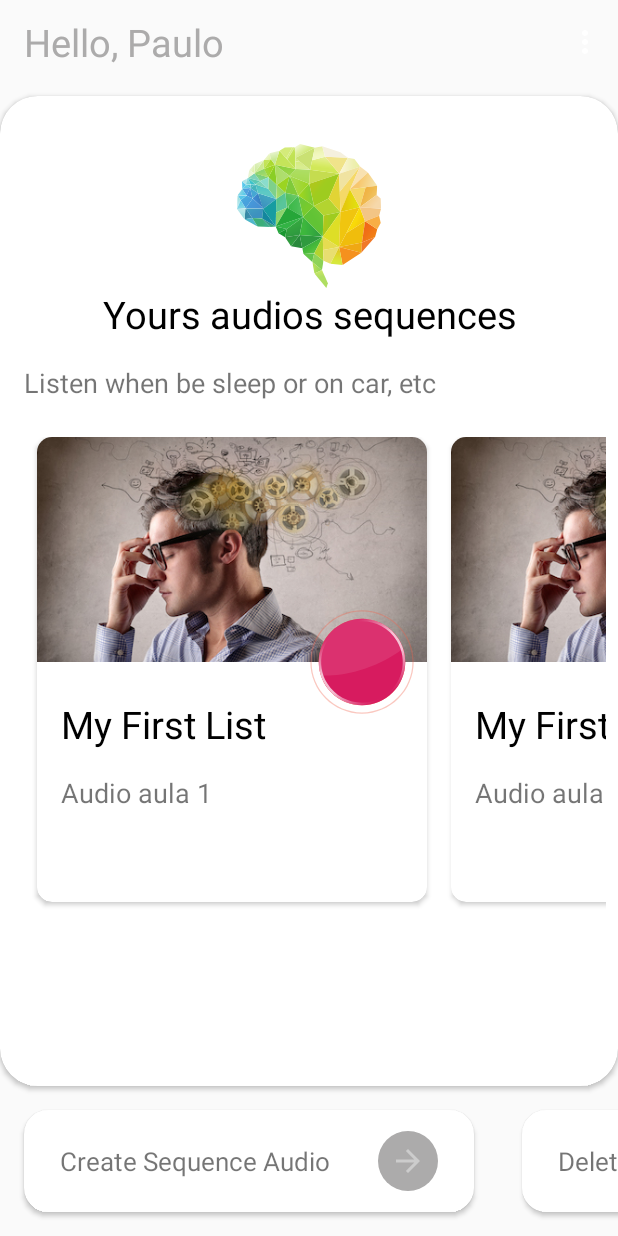
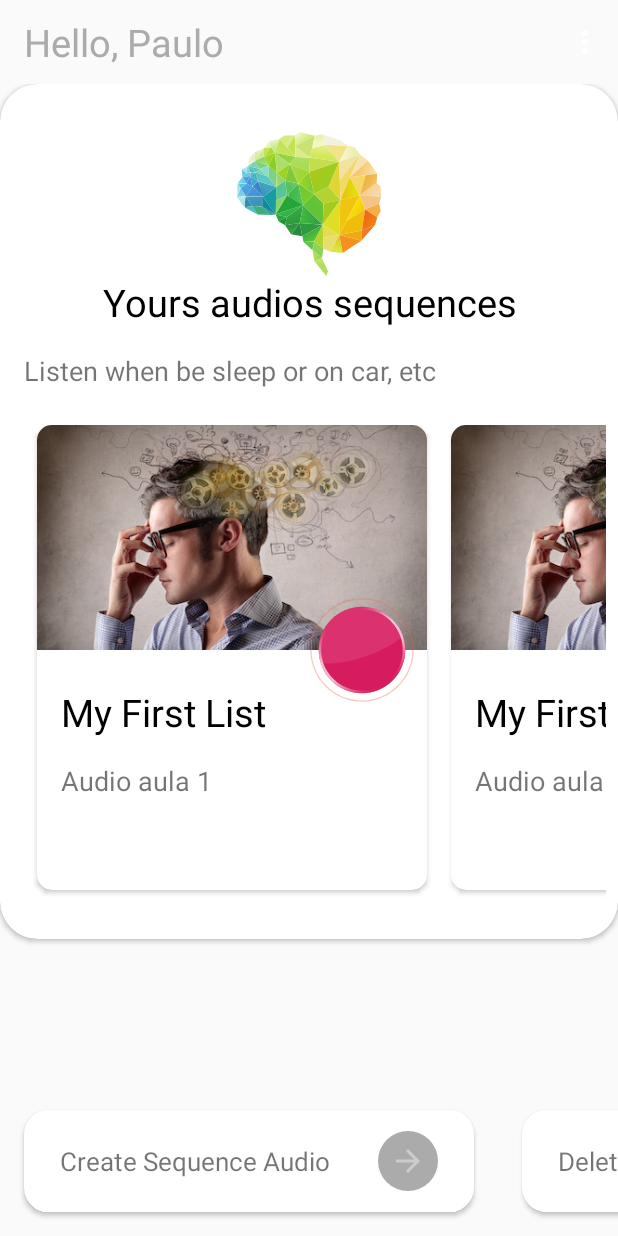
Before and after one commit to PauloLinhares09/MindAudio, an Android app: the screen it shows after launch (MainActivity), after a tap on an icon or button, on a phone screen of 412 x 824 dp. Run offline under Robolectric (Android 15) with nearby library versions, the light colour scheme and no system bars; our stand-ins replace RxJava; 3 statements that could not run were skipped.

Commit message:
motion in main

```diff
--- a/app/src/main/java/com/packapps/ui/MainActivity.kt
+++ b/app/src/main/java/com/packapps/ui/MainActivity.kt
@@ -19,6 +19,8 @@ class MainActivity : AppCompatActivity() {
 
     val presenter : MainActivityPresenter by inject()
 
+    var stateEnd = false
+
     override fun onCreate(savedInstanceState: Bundle?) {
         super.onCreate(savedInstanceState)
         setContentView(R.layout.activity_main)
@@ -28,6 +30,17 @@ class MainActivity : AppCompatActivity() {
 
 //        bindAdapterMain()
         bindAdapterMainOptions()
+
+
+        card.setOnClickListener {
+            if (!stateEnd) {
+                motion.transitionToEnd()
+                stateEnd = true
+            }else{
+                motion.transitionToStart()
+                stateEnd = false
+            }
+        }
 
 
 
--- a/app/src/main/res/layout/content_main.xml
+++ b/app/src/main/res/layout/content_main.xml
@@ -1,5 +1,5 @@
 <?xml version="1.0" encoding="utf-8"?>
-<androidx.constraintlayout.widget.ConstraintLayout
+<androidx.constraintlayout.motion.widget.MotionLayout
         xmlns:android="http://schemas.android.com/apk/res/android"
         xmlns:tools="http://schemas.android.com/tools"
         xmlns:app="http://schemas.android.com/apk/res-auto"
@@ -7,10 +7,13 @@
         android:layout_height="match_parent"
         app:layout_behavior="@string/appbar_scrolling_view_behavior"
         tools:showIn="@layout/activity_main"
+        app:layoutDescription="@xml/main_scene1"
+        android:id="@+id/motion"
         tools:context=".ui.MainActivity">
 
 
     <androidx.cardview.widget.CardView
+            android:id="@+id/card"
             android:layout_width="match_parent"
             android:layout_height="0dp"
             app:cardCornerRadius="@dimen/card_radius"
@@ -45,6 +48,7 @@
             app:layout_constraintRight_toRightOf="parent"
             app:layout_constraintHorizontal_bias="0.0"
             app:layout_goneMarginEnd="30dp"
-            app:layout_constraintBottom_toBottomOf="parent" android:id="@+id/rvCardOptions"/>
+            app:layout_constraintBottom_toBottomOf="parent"
+            android:id="@+id/rvCardOptions"/>
 
-</androidx.constraintlayout.widget.ConstraintLayout>
+</androidx.constraintlayout.motion.widget.MotionLayout>
--- /dev/null
+++ b/app/src/main/res/xml/main_scene1.xml
@@ -0,0 +1,53 @@
+<?xml version="1.0" encoding="utf-8"?>
+<MotionScene xmlns:android="http://schemas.android.com/apk/res/android"
+        xmlns:motion="http://schemas.android.com/apk/res-auto"
+        xmlns:app="http://schemas.android.com/tools">
+    <Transition
+            motion:constraintSetEnd="@+id/end"
+            motion:constraintSetStart="@+id/start"
+            motion:duration="1000">
+<!--    <OnSwipe-->
+<!--            motion:dragDirection="dragRight"-->
+<!--            motion:touchAnchorId="@id/card"-->
+<!--            motion:touchAnchorSide="right" />-->
+
+    </Transition>
+
+    <ConstraintSet android:id="@+id/start">
+        <Constraint android:id="@id/card">
+            <Layout
+                    android:layout_width="match_parent"
+                    android:layout_height="570dp"
+                    app:cardCornerRadius="@dimen/card_radius"
+                    app:cardElevation="@dimen/card_elevation"
+                    app:cardBackgroundColor="@android:color/white"
+                    app:layout_constraintLeft_toLeftOf="parent"
+                    app:layout_constraintRight_toRightOf="parent"
+                    app:layout_constraintTop_toTopOf="parent"
+                    app:layout_constraintBottom_toTopOf="@+id/rvCardOptions"
+                    android:layout_marginTop="8dp" />
+        </Constraint>
+    </ConstraintSet>
+
+    <ConstraintSet
+            android:id="@+id/end"
+            motion:deriveConstraintsFrom="@id/start">
+
+        <Constraint android:id="@id/card">
+            <Layout
+                    android:layout_width="match_parent"
+                    android:layout_height="match_parent"
+                    app:cardCornerRadius="@dimen/card_radius"
+                    app:cardElevation="@dimen/card_elevation"
+                    app:cardBackgroundColor="@android:color/white"
+                    app:layout_constraintLeft_toLeftOf="parent"
+                    app:layout_constraintRight_toRightOf="parent"
+                    app:layout_constraintTop_toTopOf="parent"
+                    app:layout_constraintBottom_toTopOf="@+id/rvCardOptions"
+                    android:layout_marginTop="8dp" />
+        </Constraint>
+    </ConstraintSet>
+
+
+
+</MotionScene>
```
